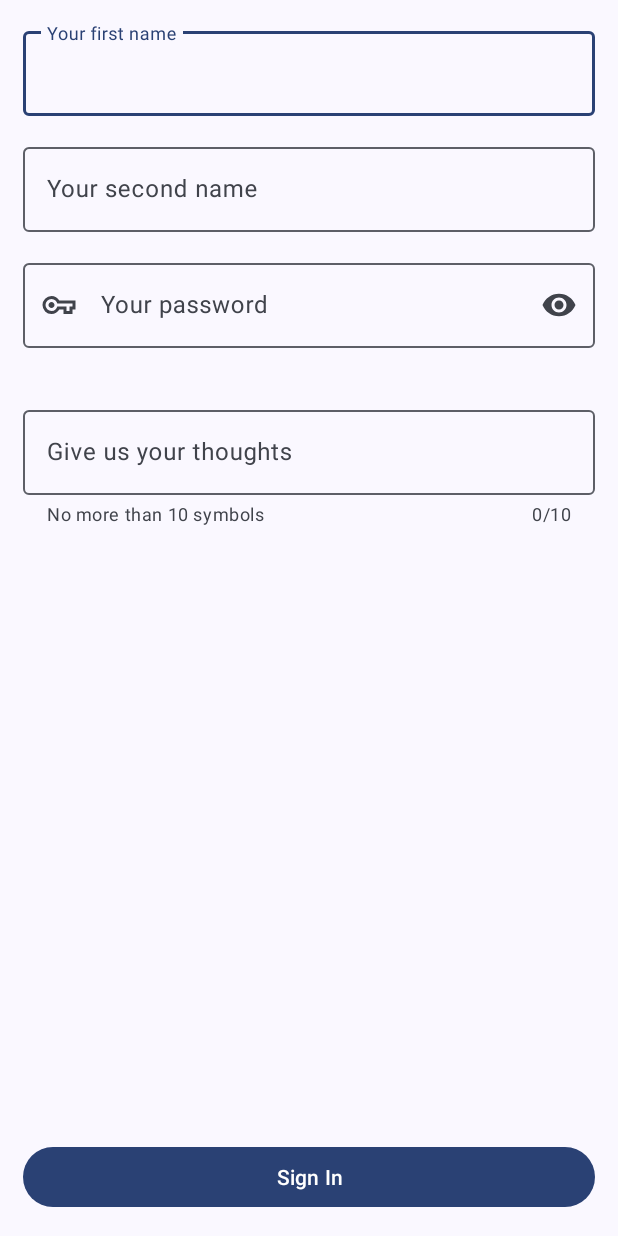
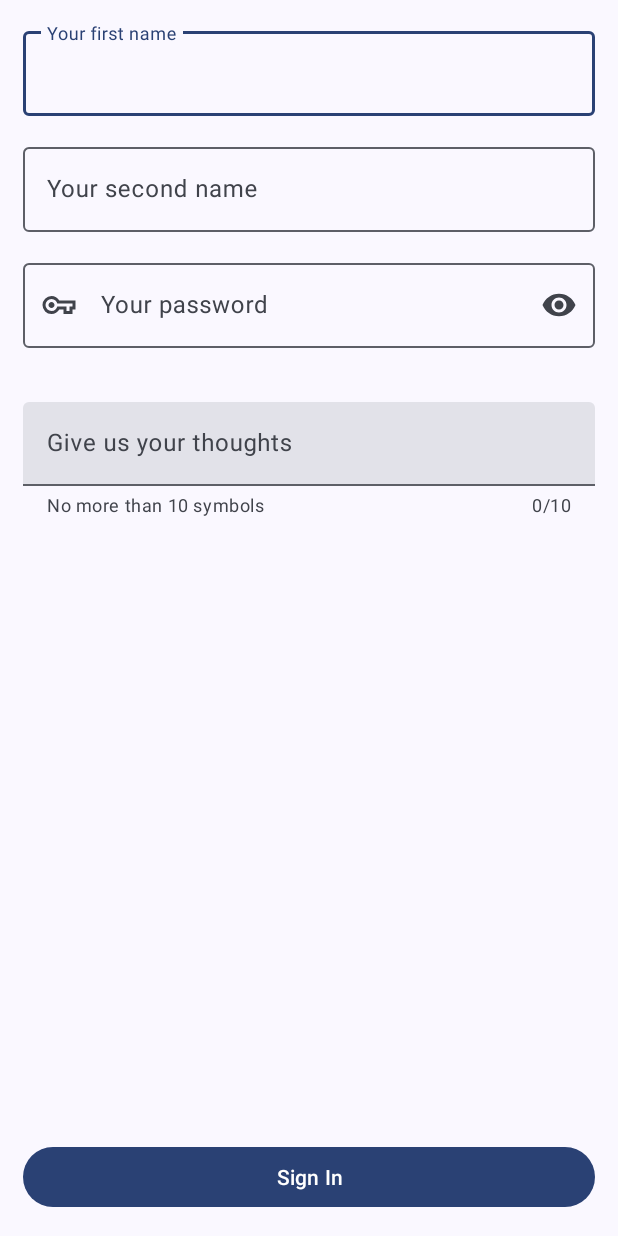
Before and after one commit to Android-Developer-Basic/MDC, an Android app: the screen it shows after launch (MainActivity), on a phone screen of 412 x 824 dp. Run offline under Robolectric (Android 15) with nearby library versions, the phone set to English and light mode, and no system bars.

Commit message:
4. Fill in form

```diff
--- a/app/src/main/res/layout/activity_main.xml
+++ b/app/src/main/res/layout/activity_main.xml
@@ -70,6 +70,7 @@
 
     <com.google.android.material.textfield.TextInputLayout
         android:id="@+id/feedback_edittext"
+        style="?attr/textInputFilledStyle"
         android:layout_width="match_parent"
         android:layout_height="wrap_content"
         android:layout_margin="@dimen/margin_15"
```
